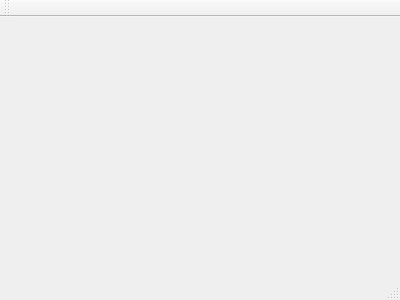
Before: the Qt Designer form Practica1EDD_201314817/mainwindow.ui in Reba001/EDD_201314817, drawn with Qt 5.
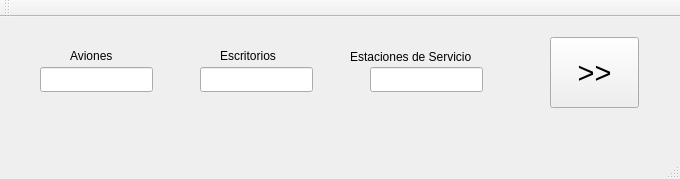
After: the same form once the commit is applied.

Commit message: Agregado random y prueba de Pasajeros en cola y escritorio para poder aniadir aviones a mantenimiento

What changed in the file:
```diff
--- a/Practica1EDD_201314817/mainwindow.ui
+++ b/Practica1EDD_201314817/mainwindow.ui
@@ -1,24 +1,127 @@
 <ui version="4.0">
  <class>MainWindow</class>
- <widget class="QMainWindow" name="MainWindow" >
-  <property name="geometry" >
+ <widget class="QMainWindow" name="MainWindow">
+  <property name="geometry">
    <rect>
     <x>0</x>
     <y>0</y>
-    <width>400</width>
-    <height>300</height>
+    <width>680</width>
+    <height>179</height>
    </rect>
   </property>
   <property name="windowTitle" >
    <string>MainWindow</string>
   </property>
-  <widget class="QMenuBar" name="menuBar" />
-  <widget class="QToolBar" name="mainToolBar" />
-  <widget class="QWidget" name="centralWidget" />
-  <widget class="QStatusBar" name="statusBar" />
+  <widget class="QWidget" name="centralWidget">
+   <widget class="QLineEdit" name="lineEdit">
+    <property name="geometry">
+     <rect>
+      <x>40</x>
+      <y>50</y>
+      <width>113</width>
+      <height>25</height>
+     </rect>
+    </property>
+   </widget>
+   <widget class="QLabel" name="label">
+    <property name="geometry">
+     <rect>
+      <x>70</x>
+      <y>30</y>
+      <width>67</width>
+      <height>17</height>
+     </rect>
+    </property>
+    <property name="text">
+     <string>Aviones</string>
+    </property>
+   </widget>
+   <widget class="QLineEdit" name="lineEdit_2">
+    <property name="geometry">
+     <rect>
+      <x>200</x>
+      <y>50</y>
+      <width>113</width>
+      <height>25</height>
+     </rect>
+    </property>
+   </widget>
+   <widget class="QLabel" name="label_2">
+    <property name="geometry">
+     <rect>
+      <x>220</x>
+      <y>30</y>
+      <width>81</width>
+      <height>17</height>
+     </rect>
+    </property>
+    <property name="text">
+     <string>Escritorios</string>
+    </property>
+   </widget>
+   <widget class="QLabel" name="label_3">
+    <property name="geometry">
+     <rect>
+      <x>350</x>
+      <y>30</y>
+      <width>151</width>
+      <height>20</height>
+     </rect>
+    </property>
+    <property name="text">
+     <string>Estaciones de Servicio</string>
+    </property>
+   </widget>
+   <widget class="QLineEdit" name="lineEdit_3">
+    <property name="geometry">
+     <rect>
+      <x>370</x>
+      <y>50</y>
+      <width>113</width>
+      <height>25</height>
+     </rect>
+    </property>
+   </widget>
+   <widget class="QPushButton" name="pushButton">
+    <property name="geometry">
+     <rect>
+      <x>550</x>
+      <y>20</y>
+      <width>89</width>
+      <height>71</height>
+     </rect>
+    </property>
+    <property name="font">
+     <font>
+      <pointsize>22</pointsize>
+     </font>
+    </property>
+    <property name="text">
+     <string>&gt;&gt;</string>
+    </property>
+   </widget>
+  </widget>
+  <widget class="QMenuBar" name="menuBar">
+   <property name="geometry">
+    <rect>
+     <x>0</x>
+     <y>0</y>
+     <width>680</width>
+     <height>22</height>
+    </rect>
+   </property>
+  </widget>
+  <widget class="QToolBar" name="mainToolBar">
+   <attribute name="toolBarArea">
+    <enum>TopToolBarArea</enum>
+   </attribute>
+   <attribute name="toolBarBreak">
+    <bool>false</bool>
+   </attribute>
+  </widget>
+  <widget class="QStatusBar" name="statusBar"/>
  </widget>
- <layoutDefault spacing="6" margin="11" />
- <pixmapfunction></pixmapfunction>
+ <layoutdefault spacing="6" margin="11"/>
  <resources/>
  <connections/>
 </ui>
```
Left out of the diff: 3 changed lines with no effect on the pictures. The commit also changes 12 other files.
